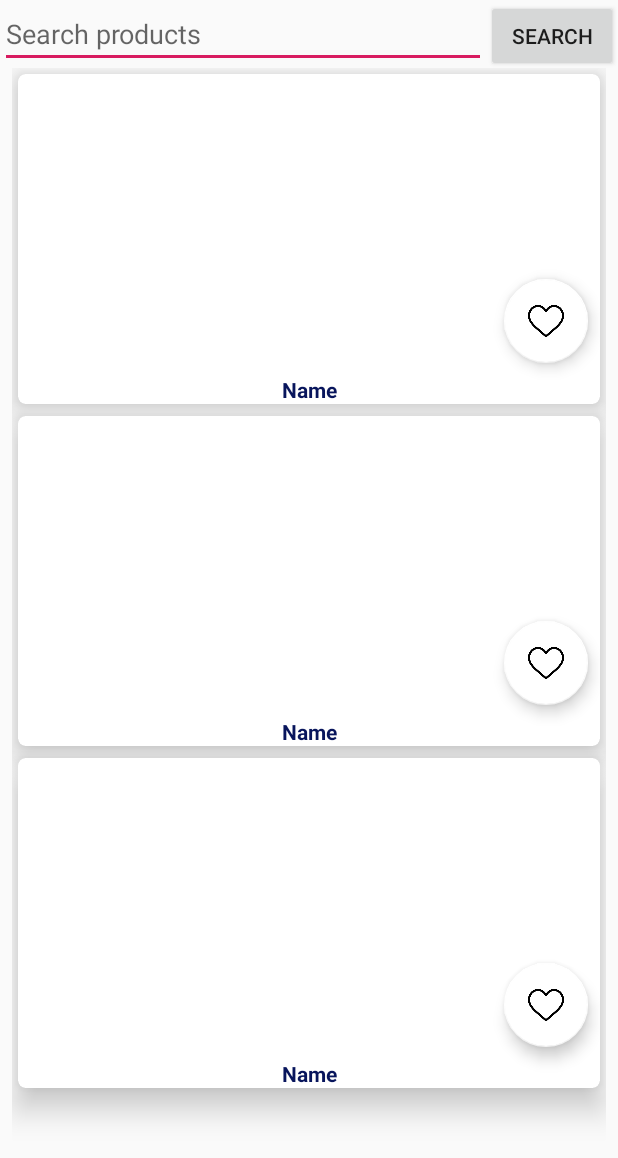
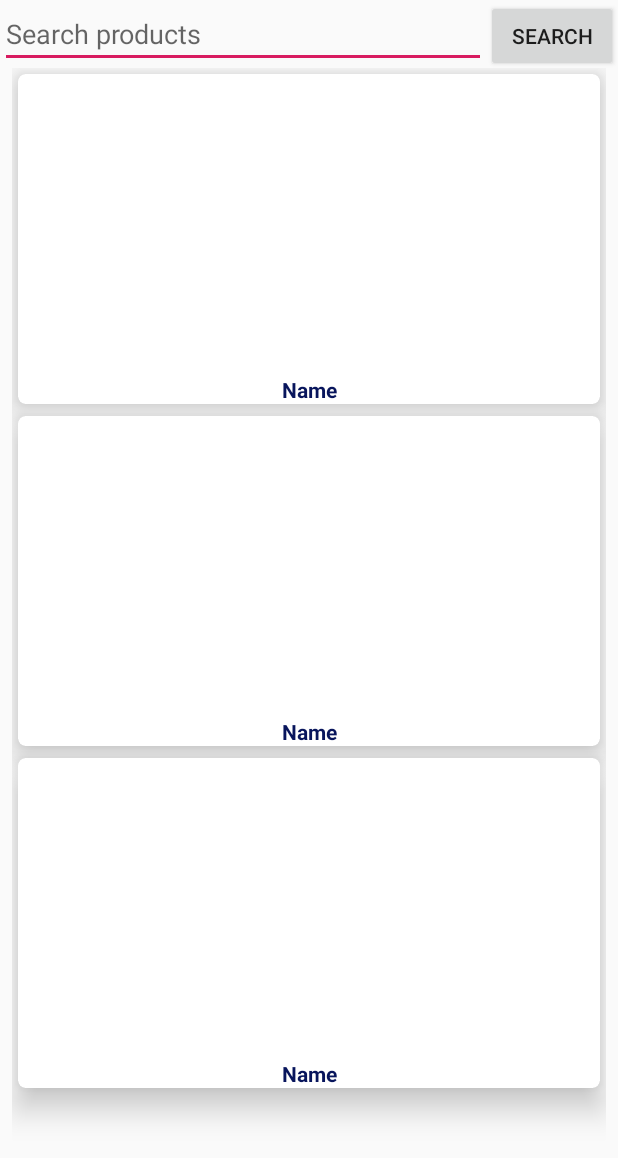
Before and after one commit to Nelwell/BestBuyWishList, an Android app: the layout fragment_product_browser.xml on its own in the app's theme, with its tools: preview values and no code run, on a phone screen of 412 x 824 dp. Shown: the top 1158 px of the screen. Run offline under Robolectric (Android 15) with nearby library versions, the phone set to English and light mode, and no system bars.

```diff
--- a/app/src/main/res/layout/product_item.xml
+++ b/app/src/main/res/layout/product_item.xml
@@ -20,20 +20,21 @@
         android:orientation="vertical">
 
         <ImageView
-            android:id="@+id/product_thumbnail"
+            android:id="@+id/map_thumbnail"
             android:layout_width="match_parent"
             android:layout_height="wrap_content"
             android:layout_marginTop="8dp"
             android:layout_marginBottom="24dp"
-            android:background="@color/colorImageBackground"
+            android:background="@color/cardview_dark_background"
             android:scaleType="fitCenter"
-            cardview:layout_constraintBottom_toTopOf="@id/product_name"
+            cardview:layout_constraintBottom_toTopOf="@id/map_title"
             cardview:layout_constraintEnd_toEndOf="parent"
             cardview:layout_constraintStart_toStartOf="parent"
-            cardview:layout_constraintTop_toTopOf="parent" />
+            cardview:layout_constraintTop_toTopOf="parent"
+            tools:ignore="PrivateResource"/>
 
         <TextView
-            android:id="@+id/product_name"
+            android:id="@+id/map_title"
             android:layout_width="match_parent"
             android:layout_height="wrap_content"
             android:layout_marginStart="8dp"
@@ -48,19 +49,73 @@
             cardview:layout_constraintEnd_toEndOf="parent"
             cardview:layout_constraintStart_toStartOf="parent" />
 
-        <com.google.android.material.floatingactionbutton.FloatingActionButton
-            android:id="@+id/add_to_wish_list_fab"
-            android:layout_width="wrap_content"
-            android:layout_height="wrap_content"
-            android:layout_marginEnd="8dp"
-            android:layout_marginBottom="8dp"
-            android:clickable="true"
-            android:focusable="true"
-            cardview:backgroundTint="@color/colorImageBackground"
-            cardview:layout_constraintBottom_toTopOf="@+id/product_name"
-            cardview:layout_constraintEnd_toEndOf="parent"
-            cardview:srcCompat="@drawable/ic_add_to_wishlist" />
-
     </androidx.constraintlayout.widget.ConstraintLayout>
 
 </androidx.cardview.widget.CardView>
+
+    <!--<?xml version="1.0" encoding="utf-8"?>-->
+    <!--<androidx.cardview.widget.CardView xmlns:android="http://schemas.android.com/apk/res/android"-->
+    <!--    xmlns:cardview="http://schemas.android.com/apk/res-auto"-->
+    <!--    xmlns:tools="http://schemas.android.com/tools"-->
+    <!--    android:id="@+id/card_view"-->
+    <!--    android:layout_width="match_parent"-->
+    <!--    android:layout_height="220dp"-->
+    <!--    android:layout_margin="4dp"-->
+    <!--    android:clickable="true"-->
+    <!--    android:focusable="true"-->
+    <!--    android:foreground="?android:attr/selectableItemBackground"-->
+    <!--    cardview:cardCornerRadius="5dp"-->
+    <!--    cardview:cardElevation="12dp"-->
+    <!--    cardview:cardMaxElevation="12dp">-->
+
+    <!--    <androidx.constraintlayout.widget.ConstraintLayout-->
+    <!--        android:id="@+id/constraint_layout"-->
+    <!--        android:layout_width="match_parent"-->
+    <!--        android:layout_height="match_parent"-->
+    <!--        android:orientation="vertical">-->
+
+    <!--        <ImageView-->
+    <!--            android:id="@+id/product_thumbnail"-->
+    <!--            android:layout_width="match_parent"-->
+    <!--            android:layout_height="wrap_content"-->
+    <!--            android:layout_marginTop="8dp"-->
+    <!--            android:layout_marginBottom="24dp"-->
+    <!--            android:background="@color/colorImageBackground"-->
+    <!--            android:scaleType="fitCenter"-->
+    <!--            cardview:layout_constraintBottom_toTopOf="@id/product_name"-->
+    <!--            cardview:layout_constraintEnd_toEndOf="parent"-->
+    <!--            cardview:layout_constraintStart_toStartOf="parent"-->
+    <!--            cardview:layout_constraintTop_toTopOf="parent" />-->
+
+    <!--        <TextView-->
+    <!--            android:id="@+id/product_name"-->
+    <!--            android:layout_width="match_parent"-->
+    <!--            android:layout_height="wrap_content"-->
+    <!--            android:layout_marginStart="8dp"-->
+    <!--            android:layout_marginEnd="8dp"-->
+    <!--            android:gravity="center"-->
+    <!--            android:singleLine="true"-->
+    <!--            android:text="@string/product_name"-->
+    <!--            android:textColor="@color/colorPrimaryDark"-->
+    <!--            android:textSize="14sp"-->
+    <!--            android:textStyle="bold"-->
+    <!--            cardview:layout_constraintBottom_toBottomOf="parent"-->
+    <!--            cardview:layout_constraintEnd_toEndOf="parent"-->
+    <!--            cardview:layout_constraintStart_toStartOf="parent" />-->
+
+    <!--        <com.google.android.material.floatingactionbutton.FloatingActionButton-->
+    <!--            android:id="@+id/add_to_wish_list_fab"-->
+    <!--            android:layout_width="wrap_content"-->
+    <!--            android:layout_height="wrap_content"-->
+    <!--            android:layout_marginEnd="8dp"-->
+    <!--            android:layout_marginBottom="8dp"-->
+    <!--            android:clickable="true"-->
+    <!--            android:focusable="true"-->
+    <!--            cardview:backgroundTint="@color/colorImageBackground"-->
+    <!--            cardview:layout_constraintBottom_toTopOf="@+id/product_name"-->
+    <!--            cardview:layout_constraintEnd_toEndOf="parent"-->
+    <!--            cardview:srcCompat="@drawable/ic_add_to_wishlist" />-->
+
+    <!--    </androidx.constraintlayout.widget.ConstraintLayout>-->
+
+    <!--</androidx.cardview.widget.CardView>-->
--- a/build.gradle
+++ b/build.gradle
@@ -7,7 +7,7 @@ buildscript {
 
     }
     dependencies {
-        classpath 'com.android.tools.build:gradle:3.5.3'
+        classpath 'com.android.tools.build:gradle:4.0.1'
 
         // NOTE: Do not place your application dependencies here; they belong
         // in the individual module build.gradle files
```
Also changed, not shown: app/build.gradle (+6 -5 lines), app/src/main/java/com/example/bestbuywishlist/view/SplashActivity.java (line endings or trailing spaces), gradle/wrapper/gradle-wrapper.properties.
